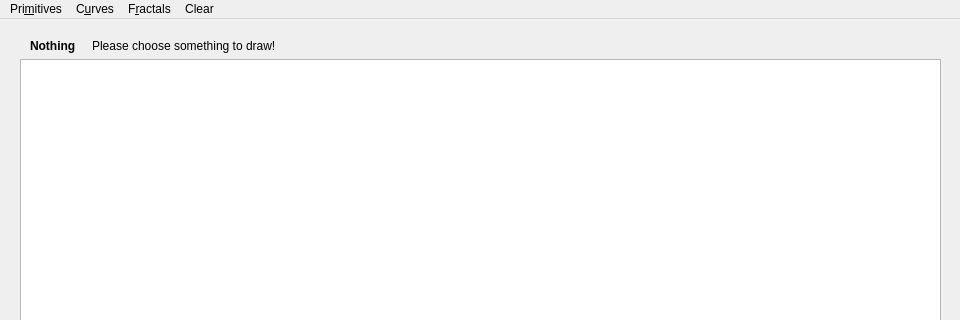
Old version of the form mainwindow.ui in the repository cuihaoleo/ComputerGraphics-BasicCG; both pictures show x 0 to 960 and y 0 to 320 of the 960 by 720 pixel window.
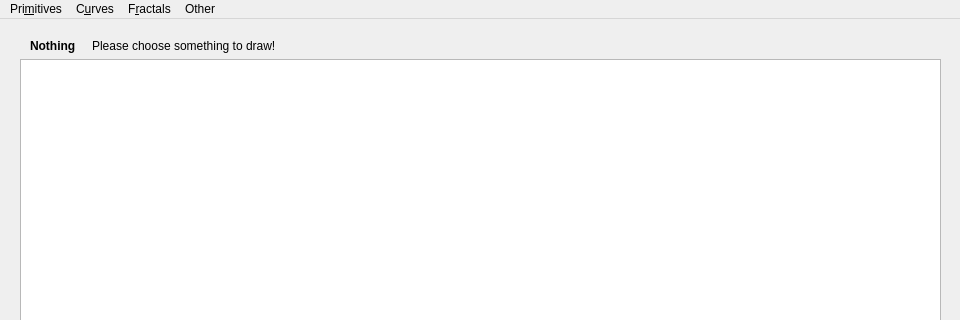
New version of the form.

Patch:
```diff
--- a/mainwindow.ui
+++ b/mainwindow.ui
@@ -132,7 +132,7 @@
    </widget>
    <widget class="QMenu" name="menuClear">
     <property name="title">
-     <string>Clear</string>
+     <string>Other</string>
     </property>
     <addaction name="actionClear"/>
    </widget>
```
Left out of the diff: 6 changed lines with no effect on the pictures.
